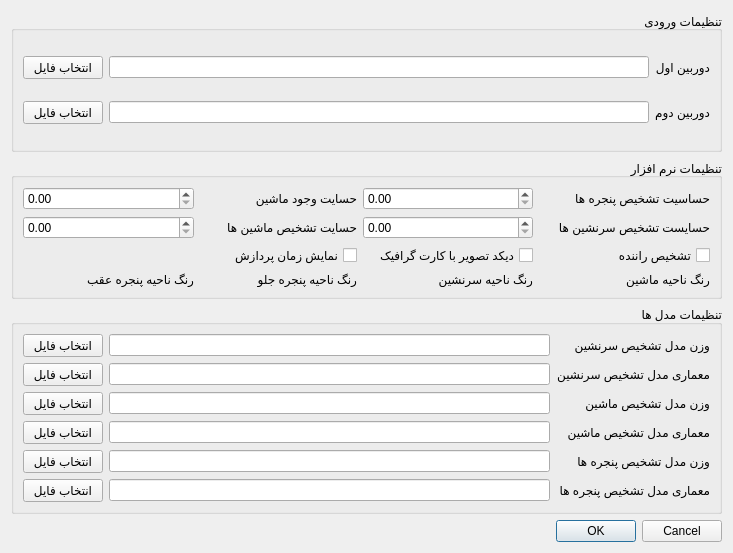
pouya-codes/OccuptantDetector, file appsettingsdialog.ui: the form before one commit.
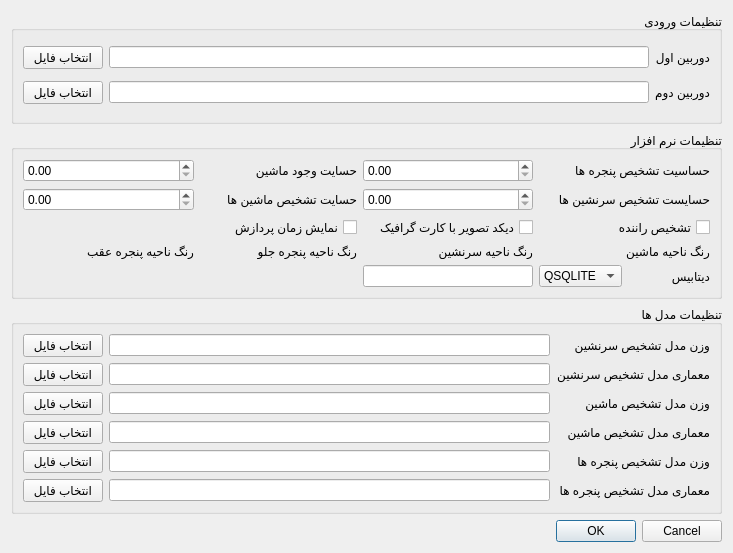
The form after the commit. Custom widgets are drawn as their Qt base class.

```diff
--- a/appsettingsdialog.ui
+++ b/appsettingsdialog.ui
@@ -304,6 +304,34 @@
         </item>
        </layout>
       </item>
+      <item row="4" column="3">
+       <layout class="QHBoxLayout" name="horizontalLayout_7">
+        <item>
+         <widget class="QComboBox" name="comboBox">
+          <item>
+           <property name="text">
+            <string>QSQLITE</string>
+           </property>
+          </item>
+          <item>
+           <property name="text">
+            <string>MSSQL</string>
+           </property>
+          </item>
+         </widget>
+        </item>
+        <item>
+         <widget class="QLabel" name="label_15">
+          <property name="text">
+           <string>دیتابیس</string>
+          </property>
+         </widget>
+        </item>
+       </layout>
+      </item>
+      <item row="4" column="2">
+       <widget class="QLineEdit" name="lineEdit"/>
+      </item>
      </layout>
     </widget>
    </item>
```
Left out of the diff: 158 changed lines with no effect on the pictures.
